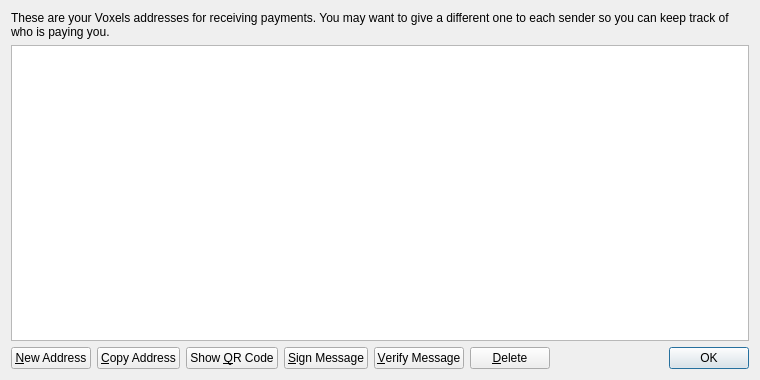
zahidaliayub/RevolutionVR-Final-RVR, file src/qt/forms/addressbookpage.ui: the form before one commit.
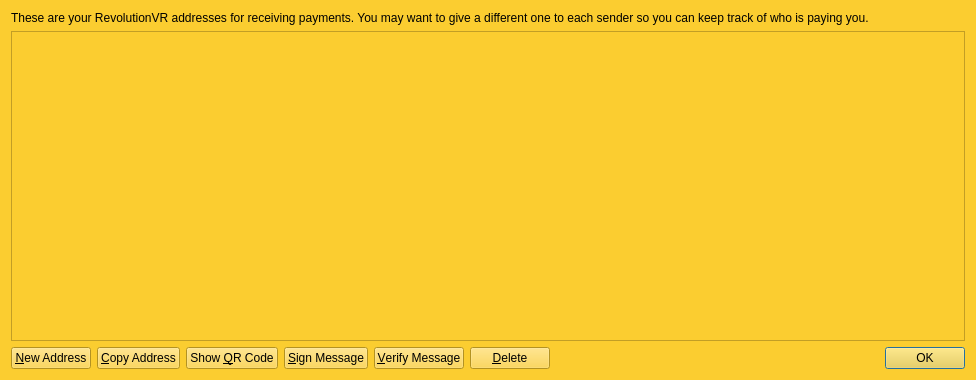
The form after the commit. Icons and pictures are not drawn.

What changed in the file:
```diff
--- a/src/qt/forms/addressbookpage.ui
+++ b/src/qt/forms/addressbookpage.ui
@@ -6,18 +6,21 @@
    <rect>
     <x>0</x>
     <y>0</y>
-    <width>760</width>
+    <width>976</width>
     <height>380</height>
    </rect>
   </property>
   <property name="windowTitle">
    <string>Address Book</string>
   </property>
+  <property name="styleSheet">
+   <string notr="true">background-color:#FBCD30;</string>
+  </property>
   <layout class="QVBoxLayout" name="verticalLayout">
    <item>
     <widget class="QLabel" name="labelExplanation">
      <property name="text">
-      <string>These are your Voxels addresses for receiving payments. You may want to give a different one to each sender so you can keep track of who is paying you.</string>
+      <string>These are your RevolutionVR addresses for receiving payments. You may want to give a different one to each sender so you can keep track of who is paying you.</string>
      </property>
      <property name="textFormat">
       <enum>Qt::PlainText</enum>
```
